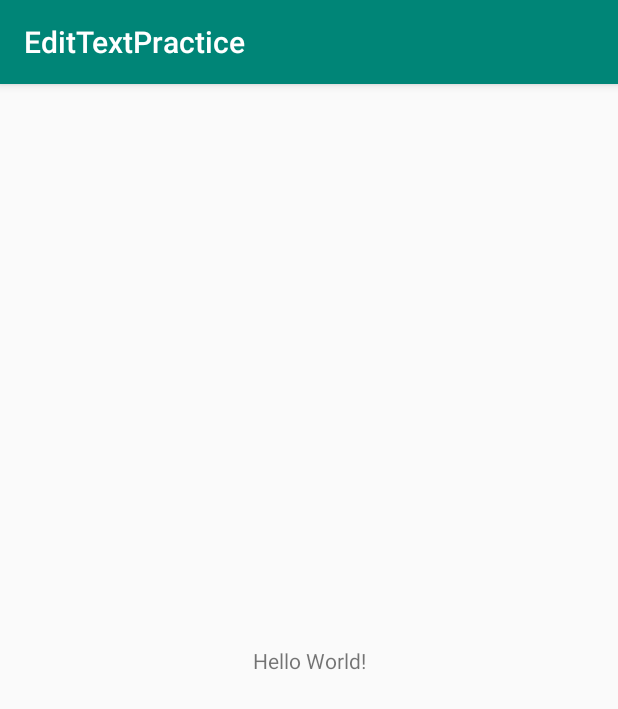
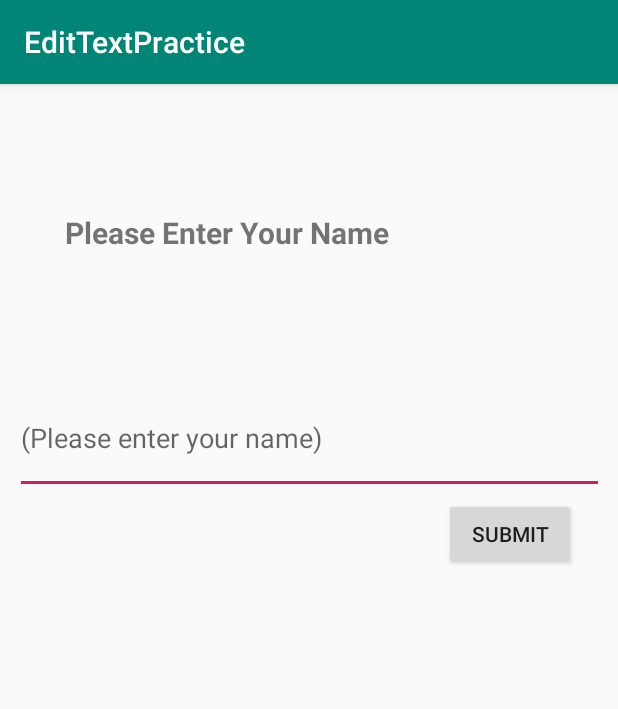
Before and after one commit to DerrickPikachu/EditTextPractice, an Android app: the screen it shows after launch (MainActivity), on a phone screen of 412 x 824 dp. Shown: the top 709 px of the screen. Run offline under Robolectric (Android 15) with nearby library versions, the phone set to English and light mode, and no system bars.

Commit message:
Edit and Submit and modify complete

```diff
--- a/app/src/main/java/com/example/edittextpractice/MainActivity.java
+++ b/app/src/main/java/com/example/edittextpractice/MainActivity.java
@@ -3,6 +3,9 @@ package com.example.edittextpractice;
 import androidx.appcompat.app.AppCompatActivity;
 
 import android.os.Bundle;
+import android.view.View;
+import android.widget.EditText;
+import android.widget.TextView;
 
 public class MainActivity extends AppCompatActivity {
 
@@ -11,4 +14,20 @@ public class MainActivity extends AppCompatActivity {
         super.onCreate(savedInstanceState);
         setContentView(R.layout.activity_main);
     }
+
+    public void sayHello(View v) {
+        TextView text = (TextView) findViewById(R.id.txv);
+        EditText input = (EditText) findViewById(R.id.edit);
+
+        String output = input.getText().toString();
+
+        if (output.length() == 0) {
+            text.setText(R.string.hello);
+        }
+        else {
+            output = output + ", Hello";
+            text.setText(output);
+        }
+
+    }
 }
--- a/app/src/main/res/layout/activity_main.xml
+++ b/app/src/main/res/layout/activity_main.xml
@@ -1,5 +1,5 @@
 <?xml version="1.0" encoding="utf-8"?>
-<androidx.constraintlayout.widget.ConstraintLayout xmlns:android="http://schemas.android.com/apk/res/android"
+<RelativeLayout xmlns:android="http://schemas.android.com/apk/res/android"
     xmlns:app="http://schemas.android.com/apk/res-auto"
     xmlns:tools="http://schemas.android.com/tools"
     android:layout_width="match_parent"
@@ -7,12 +7,58 @@
     tools:context=".MainActivity">
 
     <TextView
-        android:layout_width="wrap_content"
+        android:id="@+id/txv"
+        android:layout_width="335dp"
         android:layout_height="wrap_content"
-        android:text="Hello World!"
+        android:layout_alignParentStart="true"
+        android:layout_alignParentLeft="true"
+        android:layout_alignParentTop="true"
+        android:layout_alignParentEnd="true"
+        android:layout_alignParentRight="true"
+        android:layout_marginStart="43dp"
+        android:layout_marginLeft="43dp"
+        android:layout_marginTop="85dp"
+        android:layout_marginEnd="38dp"
+        android:layout_marginRight="38dp"
+        android:text="@string/hello"
+        android:textSize="20sp"
+        android:textStyle="bold"
         app:layout_constraintBottom_toBottomOf="parent"
         app:layout_constraintLeft_toLeftOf="parent"
         app:layout_constraintRight_toRightOf="parent"
         app:layout_constraintTop_toTopOf="parent" />
 
-</androidx.constraintlayout.widget.ConstraintLayout>
+    <EditText
+        android:id="@+id/edit"
+        android:layout_width="397dp"
+        android:layout_height="74dp"
+        android:layout_alignParentStart="true"
+        android:layout_alignParentLeft="true"
+        android:layout_alignParentTop="true"
+        android:layout_alignParentEnd="true"
+        android:layout_alignParentRight="true"
+        android:layout_marginStart="10dp"
+        android:layout_marginLeft="10dp"
+        android:layout_marginTop="199dp"
+        android:layout_marginEnd="9dp"
+        android:layout_marginRight="9dp"
+        android:ems="10"
+        android:hint="@string/nameFeild"
+        android:importantForAutofill="no"
+        android:inputType="textPersonName"
+        android:textAllCaps="false" />
+
+    <Button
+        android:id="@+id/button"
+        android:layout_width="wrap_content"
+        android:layout_height="wrap_content"
+        android:layout_alignParentTop="true"
+        android:layout_alignParentEnd="true"
+        android:layout_alignParentRight="true"
+        android:layout_marginTop="276dp"
+        android:layout_marginEnd="28dp"
+        android:layout_marginRight="28dp"
+        android:onClick="sayHello"
+        android:text="@string/submit" />
+
+</RelativeLayout>
--- a/app/src/main/res/values/strings.xml
+++ b/app/src/main/res/values/strings.xml
@@ -1,3 +1,6 @@
 <resources>
     <string name="app_name">EditTextPractice</string>
+    <string name="hello">Please Enter Your Name</string>
+    <string name="nameFeild">(Please enter your name)</string>
+    <string name="submit">Submit</string>
 </resources>
```
